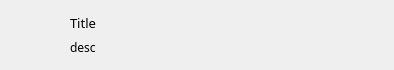
jpush/jchat-windows, file JChat/RoomItemWidget.ui: the form before one commit.
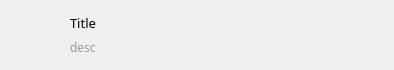
The form after the commit. Icons and pictures are not drawn.

Diff of the .ui file:
```diff
--- a/JChat/RoomItemWidget.ui
+++ b/JChat/RoomItemWidget.ui
@@ -159,6 +159,12 @@
             <kerning>true</kerning>
            </font>
           </property>
+          <property name="styleSheet">
+           <string notr="true">QLabel
+{
+	color: rgb(153, 153, 153);
+}</string>
+          </property>
           <property name="text">
            <string>desc</string>
           </property>
```
